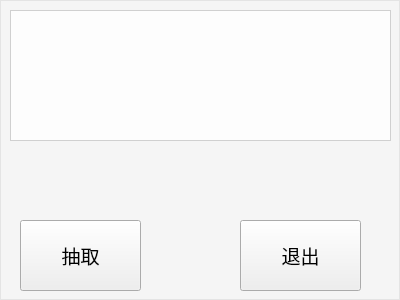
First picture: the form in src/mainwindow.ui, repository starrykiller/agonblick, before the edit.
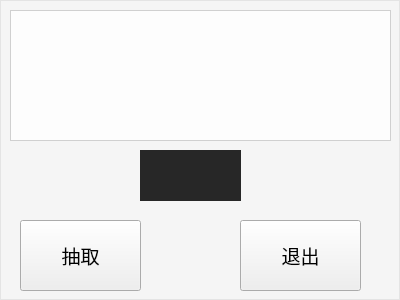
Second picture: the form after the edit. Icons and pictures are not drawn.

Commit message: Add double kill

Patch:
```diff
--- a/src/mainwindow.ui
+++ b/src/mainwindow.ui
@@ -113,6 +113,32 @@
      <string>抽取</string>
     </property>
    </widget>
+   <widget class="QLabel" name="kill">
+    <property name="geometry">
+     <rect>
+      <x>140</x>
+      <y>150</y>
+      <width>101</width>
+      <height>51</height>
+     </rect>
+    </property>
+    <property name="font">
+     <font>
+      <family>Comic Sans MS</family>
+      <pointsize>13</pointsize>
+     </font>
+    </property>
+    <property name="styleSheet">
+     <string notr="true">background-color: rgba(16, 16, 16, 0.9);
+color: rgb(255, 255, 255);</string>
+    </property>
+    <property name="text">
+     <string/>
+    </property>
+    <property name="alignment">
+     <set>Qt::AlignCenter</set>
+    </property>
+   </widget>
    <zorder>nameShow</zorder>
    <zorder>random</zorder>
    <zorder>exit</zorder>
```
Left out of the diff: 3 changed lines with no effect on the pictures. The commit also changes 4 other files.
